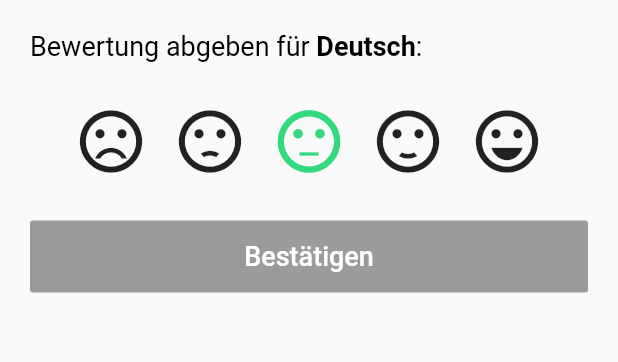
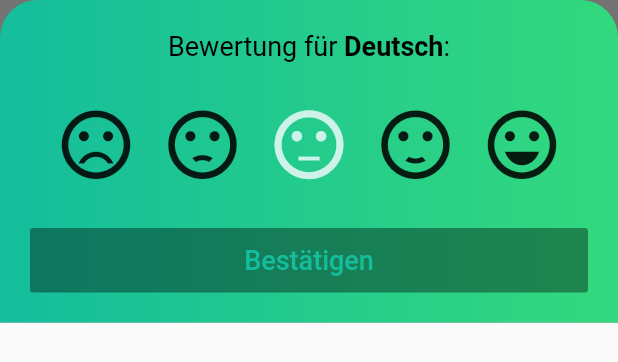
Before and after one commit to chauvu183/flexed-mobile, a Flutter app: the RatingSheet widget shown alone on an empty page, opened directly with sample values from the repository, on a phone screen of 412 x 824 dp. Shown: the top 362 px of the screen. Run offline on Flutter 3.47's test engine with Material 2 defaults, Android fonts, the phone set to English and light mode, and no system bars.

Commit message:
update rating sheet design

```diff
--- a/lib/pages/feedback/widgets/student_carousel/widgets/rating_sheet.dart
+++ b/lib/pages/feedback/widgets/student_carousel/widgets/rating_sheet.dart
@@ -47,8 +47,8 @@ class _RatingSheetState extends State<RatingSheet> {
   _buildRatingButton({Icon icon, Rating rating}) {
     return IconButton(
       icon: icon,
-      color: _selectedRating == rating ? Theme.of(context).accentColor : null,
-      iconSize: 50,
+      color: _selectedRating == rating ? Theme.of(context).primaryColorLight : null,
+      iconSize: 55,
       onPressed: () => _selectRating(rating),
     );
   }
@@ -59,16 +59,25 @@ class _RatingSheetState extends State<RatingSheet> {
 
     return Container(
       height: 215.0,
+      color: Color(0xFF737373),
+      child: Container(
+        decoration: BoxDecoration(
+          gradient: LinearGradient(colors: [
+            Theme.of(context).primaryColor,
+            Theme.of(context).accentColor,
+          ]),
+          borderRadius: BorderRadius.only(topLeft: Radius.circular(25), topRight: Radius.circular(25)),
+        ),
         child: Container(
           child: Column(
-          crossAxisAlignment: CrossAxisAlignment.start,
+            crossAxisAlignment: CrossAxisAlignment.center,
             children: [
               Padding(
                 padding: EdgeInsets.all(20.0),
                 child: Text.rich(
                   TextSpan(
                     style: TextStyle(fontSize: 18),
-                  text: 'Bewertung abgeben für ',
+                    text: 'Bewertung für ',
                     children: <TextSpan>[
                       TextSpan(
                         text: tracking.subject.title,
@@ -101,8 +110,8 @@ class _RatingSheetState extends State<RatingSheet> {
                   padding: EdgeInsets.all(20.0),
                   child: SizedBox.expand(
                     child: RaisedButton(
-                    child: Text('Bestätigen', style: TextStyle(fontSize: 18.0, color: Colors.white),),
-                    color: Theme.of(context).accentColor,
+                      child: Text('Bestätigen', style: TextStyle(fontSize: 18.0, color: _selectedRating == this.tracking.rating ? Theme.of(context).primaryColor : Colors.black),),
+                      color: Theme.of(context).primaryColorLight,
                       onPressed: _selectedRating == this.tracking.rating ? null : () => _submitRating(),
                     ),
                   ),
@@ -112,6 +121,7 @@ class _RatingSheetState extends State<RatingSheet> {
           )
 
         ),
+      ),
     );
   }
 
```
Lines whose indentation alone changed are shown as unchanged.
